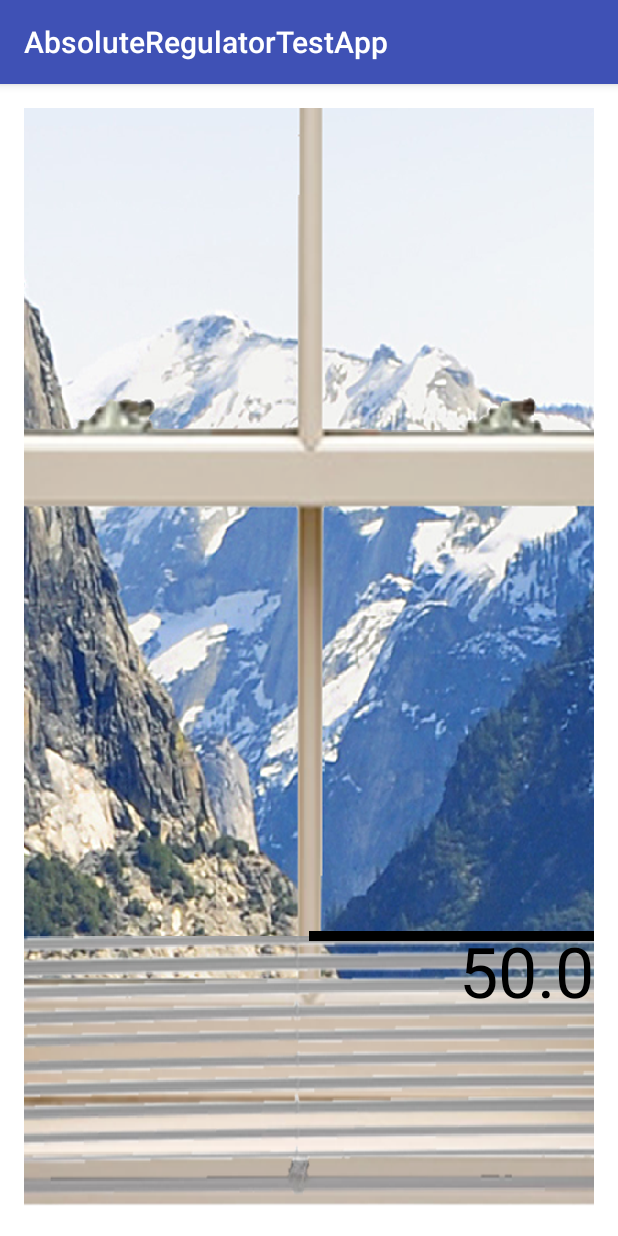
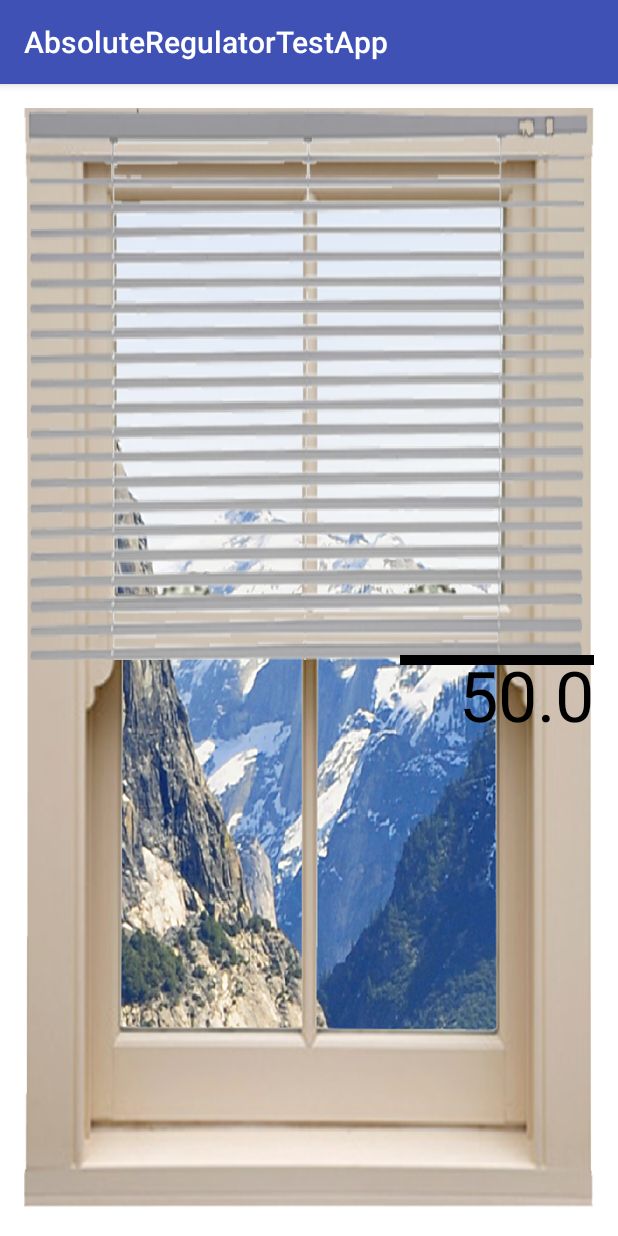
Before and after one commit to fRandOmizer/DISII-Project, an Android app: the screen it shows after launch (MainActivity), on a phone screen of 412 x 824 dp. Run offline under Robolectric (Android 15) with nearby library versions, the phone set to English and light mode, and no system bars.

Commit message:
AbsoluteRegulatorView: Added TOP_TO_BOTTOM orientation (#11)

```diff
--- a/src/AbsoluteRegulatorTestApp/app/src/main/java/com/distopia/absoluteregulatortestapp/AbsoluteRegulatorView.java
+++ b/src/AbsoluteRegulatorTestApp/app/src/main/java/com/distopia/absoluteregulatortestapp/AbsoluteRegulatorView.java
@@ -23,6 +23,12 @@ import android.view.View;
  * TODO: add vibration feedback
  */
 public class AbsoluteRegulatorView extends View {
+    // constants
+    public static final int BOTTOM_TO_TOP = 0;
+    public static final int TOP_TO_BOTTOM = 1;
+    public static final int LEFT_TO_RIGHT = 2;
+    public static final int RIGHT_TO_LEFT = 3;
+
     // default stuff
     private TextPaint mTextPaint;
     private float mTextWidth;
@@ -45,6 +51,8 @@ public class AbsoluteRegulatorView extends View {
     private BitmapDrawable imageMin;
     private BitmapDrawable imageMax;
     private LayerDrawable layer;
+
+    private int orientation;
 
     private int currentValueColor;
     private int targetValueColor;
@@ -105,6 +113,9 @@ public class AbsoluteRegulatorView extends View {
         if (a.hasValue(R.styleable.AbsoluteRegulatorView_indicatorTextSize)) {
             indicatorTextSize = a.getInteger(R.styleable.AbsoluteRegulatorView_indicatorTextSize, 0);
         }
+        if (a.hasValue(R.styleable.AbsoluteRegulatorView_orientation)) {
+            orientation = a.getInteger(R.styleable.AbsoluteRegulatorView_orientation, 0);
+        }
 
         a.recycle();
 
@@ -127,7 +138,8 @@ public class AbsoluteRegulatorView extends View {
         height = 1400;
         resizeImages(width, height);
 
-        ClipDrawable clippy = new ClipDrawable(imageMax, Gravity.BOTTOM, 2);
+        ClipDrawable clippy;
+        clippy = new ClipDrawable(imageMax, Gravity.BOTTOM, 2);
         clippy.setVisible(true, true);
         clippy.setLevel(10000);
 
@@ -159,25 +171,42 @@ public class AbsoluteRegulatorView extends View {
             resizeImages(width, height);
         }
 
+        // set values according to orientation
+        float ncv = 0;
+        float ntv = 0;
+        int x1 = 0;
+        int y1 = 0;
+        int x2 = width;
+        int y2 = height;
+        if (orientation == BOTTOM_TO_TOP) {
+            ncv = 1 - normalizeValue(currentValue);
+            ntv = 1 - normalizeValue(targetValue);
+            y1 = Math.round(height * ncv);
+        } else if ((orientation == TOP_TO_BOTTOM)) {
+            ncv = normalizeValue(currentValue);
+            ntv = normalizeValue(targetValue);
+            y2 = Math.round(height * ncv);
+        }
+
         // draw images
         Rect bounds = new Rect(0, 0, width, height);
         layer.setBounds(bounds);
         imageMin.setBounds(bounds);
-        bounds.set(0, Math.round(height * normalizeValue(currentValue)), width, height);
+        bounds.set(x1, y1, x2, y2);
         imageMax.setBounds(bounds);
         layer.getDrawable(1).setBounds(bounds);
         layer.draw(canvas);
 
         // draw lines
         mTextWidth = mTextPaint.measureText(displayTextCurrent);
-        canvas.drawLine(width / 2, height * normalizeValue(currentValue), width, height * normalizeValue(currentValue), currentPaint);
+        canvas.drawLine(width * 0.66f, height * ncv, width, height * ncv, currentPaint);
         mTextPaint.setColor(currentValueColor);
-        canvas.drawText(Float.toString(currentValue), width - mTextWidth, height * normalizeValue(currentValue) + 2 * (mTextHeight + indicatorLineSize + 2), mTextPaint);
+        canvas.drawText(Float.toString(currentValue), width - mTextWidth, height * ncv + 2 * (mTextHeight + indicatorLineSize + 2), mTextPaint);
 
         mTextWidth = mTextPaint.measureText(displayTextTarget);
-        canvas.drawLine(width / 2, height * normalizeValue(targetValue), width, height * normalizeValue(targetValue), targetPaint);
+        canvas.drawLine(width * 0.66f, height * ntv, width, height * ntv, targetPaint);
         mTextPaint.setColor(targetValueColor);
-        canvas.drawText(Float.toString(targetValue), width - mTextWidth, height * normalizeValue(targetValue) - mTextHeight + 2, mTextPaint);
+        canvas.drawText(Float.toString(targetValue), width - mTextWidth, height * ntv - mTextHeight + 2, mTextPaint);
     }
 
     // getter and setter
@@ -234,7 +263,12 @@ public class AbsoluteRegulatorView extends View {
         // get vertical pos
         float y = e.getY();
         // linear transform to target value
-        float value = mapToRange(y, 0, height, minValue, maxValue);
+        float value = mapToRange(y, 0, height, 0, 1);
+        // invert if bottom to top
+        if (orientation == BOTTOM_TO_TOP) {
+            value = 1 - value;
+        }
+        value = mapToRange(value, 0, 1, minValue, maxValue);
         // set slider value
         this.setTargetValue(value);
         return true;
@@ -252,13 +286,23 @@ public class AbsoluteRegulatorView extends View {
         Bitmap bmMin = BitmapFactory.decodeResource(getResources(), minImgId);
         Bitmap bmMax = BitmapFactory.decodeResource(getResources(), maxImgId);
         imageMin = new BitmapDrawable(getResources(), Bitmap.createScaledBitmap(bmMin, w, h, false));
-        imageMin.setGravity(Gravity.BOTTOM);
         imageMax = new BitmapDrawable(getResources(), Bitmap.createScaledBitmap(bmMax, w, h, false));
-        imageMax.setGravity(Gravity.BOTTOM);
+
+        if (orientation == TOP_TO_BOTTOM) {
+            imageMin.setGravity(Gravity.TOP + Gravity.FILL);
+            imageMax.setGravity(Gravity.TOP + Gravity.FILL_HORIZONTAL);
+        } else {
+            imageMin.setGravity(Gravity.BOTTOM + Gravity.FILL);
+            imageMax.setGravity(Gravity.BOTTOM + Gravity.FILL_HORIZONTAL);
+        }
     }
 
     private float normalizeValue(float value) {
-        return mapToRange(value, getMinValue(), getMaxValue(), 0, 1);
+        if (orientation == TOP_TO_BOTTOM) {
+            return mapToRange(value, getMinValue(), getMaxValue(), 0, 1);
+        } else {
+            return mapToRange(value, getMinValue(), getMaxValue(), 0, 1);
+        }
     }
 
     private float mapToRange(float value, float inMin, float inMax, float outMin, float outMax) {
--- a/src/AbsoluteRegulatorTestApp/app/src/main/res/layout/activity_main.xml
+++ b/src/AbsoluteRegulatorTestApp/app/src/main/res/layout/activity_main.xml
@@ -15,13 +15,14 @@
         android:id="@+id/myView"
         android:layout_width="match_parent"
         android:layout_height="match_parent"
-        app:minValue="-100"
+        app:minValue="0"
         app:maxValue="100"
         app:currentValueColor="#000000"
         app:targetValueColor="#000000"
         app:minImage="@drawable/window"
         app:maxImage="@drawable/shutter"
         app:indicatorLineSize="10"
-        app:indicatorTextSize="70"/>
+        app:indicatorTextSize="70"
+        app:orientation="1"/>
 
 </FrameLayout>
--- a/src/AbsoluteRegulatorTestApp/app/src/main/res/values/attrs_absolute_regulator_view.xml
+++ b/src/AbsoluteRegulatorTestApp/app/src/main/res/values/attrs_absolute_regulator_view.xml
@@ -8,5 +8,6 @@
         <attr name="maxImage" format="reference" />
         <attr name="indicatorLineSize" format="integer" />
         <attr name="indicatorTextSize" format="integer" />
+        <attr name="orientation" format="integer" />
     </declare-styleable>
 </resources>
```
